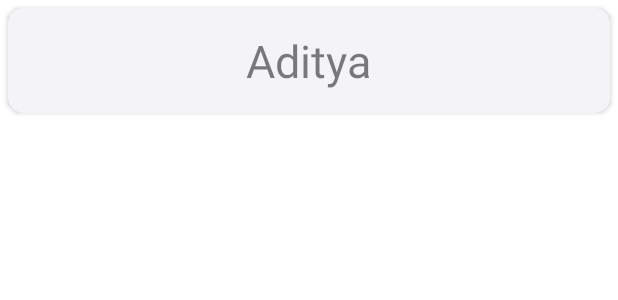
After one commit to adisingh925/timetable-app, an Android app: the layout cardview1.xml on its own in the app's theme, with its tools: preview values and no code run, on a phone screen of 412 x 824 dp. The commit adds this screen. Shown: the top 300 px of the screen. Run offline under Robolectric (Android 15) with nearby library versions, the phone set to English and light mode, and no system bars.

Commit message:
timetable app

```diff
--- /dev/null
+++ b/app/src/main/java/com/example/navigation/filenames.kt
@@ -0,0 +1,4 @@
+package com.example.navigation
+
+data class filenames(val time:Long) {
+}
--- /dev/null
+++ b/app/src/main/res/layout/cardview1.xml
@@ -0,0 +1,28 @@
+<?xml version="1.0" encoding="utf-8"?>
+<androidx.cardview.widget.CardView xmlns:android="http://schemas.android.com/apk/res/android"
+    android:layout_width="match_parent"
+    android:layout_height="70dp"
+    xmlns:app="http://schemas.android.com/apk/res-auto"
+    android:layout_margin="5dp"
+    android:elevation="10dp"
+    android:foreground="@drawable/ripple"
+    android:backgroundTint="#FFFFFF"
+    app:cardCornerRadius="10dp"
+    android:clickable="true"
+    android:focusable="true">
+
+    <RelativeLayout
+        android:layout_width="match_parent"
+        android:layout_height="match_parent">
+
+        <TextView
+            android:id="@+id/textview"
+            android:layout_width="wrap_content"
+            android:layout_height="wrap_content"
+            android:text="Aditya"
+            android:textSize="30dp"
+            android:layout_centerVertical="true"
+            android:layout_centerHorizontal="true"/>
+    </RelativeLayout>
+
+</androidx.cardview.widget.CardView>
```
Also changed, not shown: app/src/main/java/com/example/navigation/adapterclass1.kt (added, +39 -0 lines), app/src/main/java/com/example/navigation/monday_data.kt (+25 -1 lines), app/src/main/res/layout/activity_monday_data.xml (+22 -9 lines).
